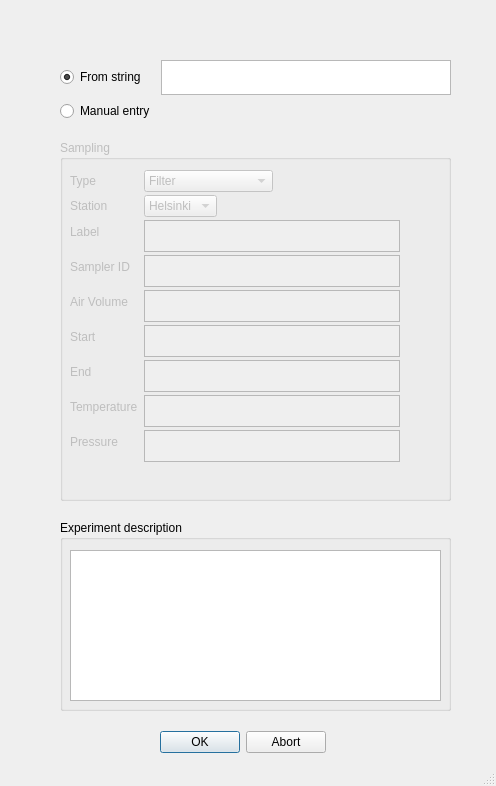
The window that src/gui/experiment_metadata.ui (gfogwill/FrESH) describes before a commit, drawn with Qt 5.
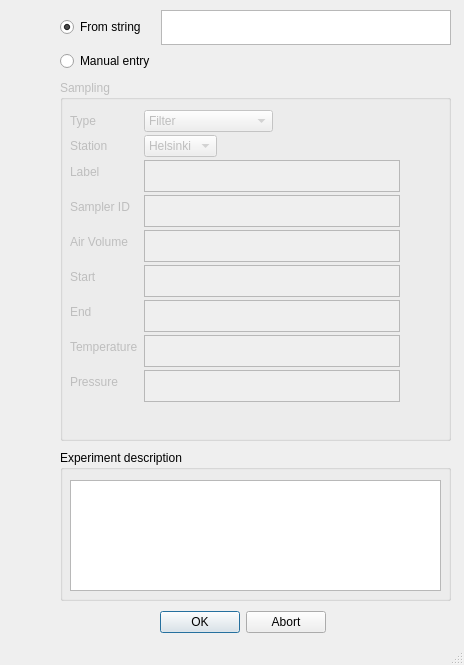
The same window after the commit.

Commit message: refactor: new window to load experiment metadata

Patch:
```diff
--- a/src/gui/experiment_metadata.ui
+++ b/src/gui/experiment_metadata.ui
@@ -6,8 +6,8 @@
    <rect>
     <x>0</x>
     <y>0</y>
-    <width>496</width>
-    <height>786</height>
+    <width>464</width>
+    <height>665</height>
    </rect>
   </property>
   <property name="windowTitle">
@@ -21,7 +21,7 @@
     <property name="geometry">
      <rect>
       <x>60</x>
-      <y>140</y>
+      <y>80</y>
       <width>391</width>
       <height>361</height>
      </rect>
@@ -274,7 +274,7 @@
     <property name="geometry">
      <rect>
       <x>160</x>
-      <y>730</y>
+      <y>610</y>
       <width>166</width>
       <height>25</height>
      </rect>
@@ -287,7 +287,7 @@
     <property name="geometry">
      <rect>
       <x>60</x>
-      <y>60</y>
+      <y>10</y>
       <width>391</width>
       <height>61</height>
      </rect>
@@ -332,9 +332,9 @@
     <property name="geometry">
      <rect>
       <x>60</x>
-      <y>520</y>
+      <y>450</y>
       <width>391</width>
-      <height>191</height>
+      <height>151</height>
      </rect>
     </property>
     <property name="title">
@@ -346,7 +346,7 @@
        <x>10</x>
        <y>30</y>
        <width>371</width>
-       <height>151</height>
+       <height>111</height>
       </rect>
      </property>
     </widget>
```
